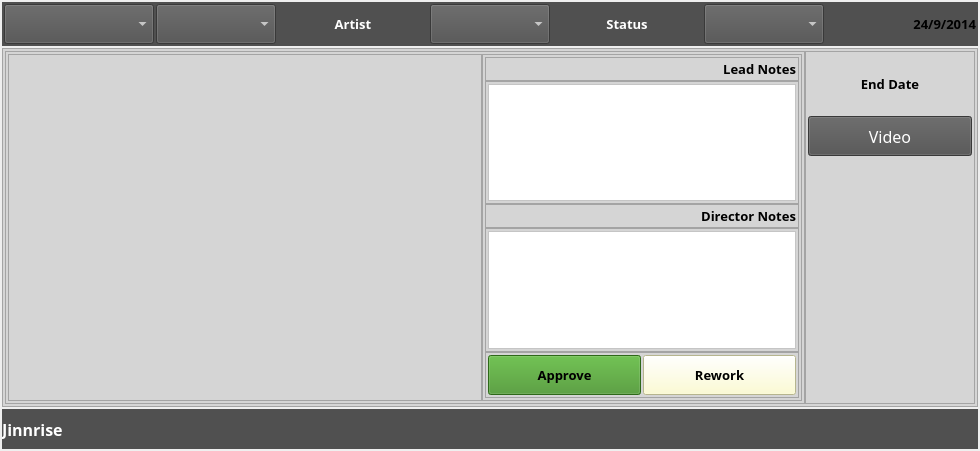
Before: the Qt Designer form Kute/apr_Wiz/apr_wiz.ui in abble/schtool, drawn with Qt 5.
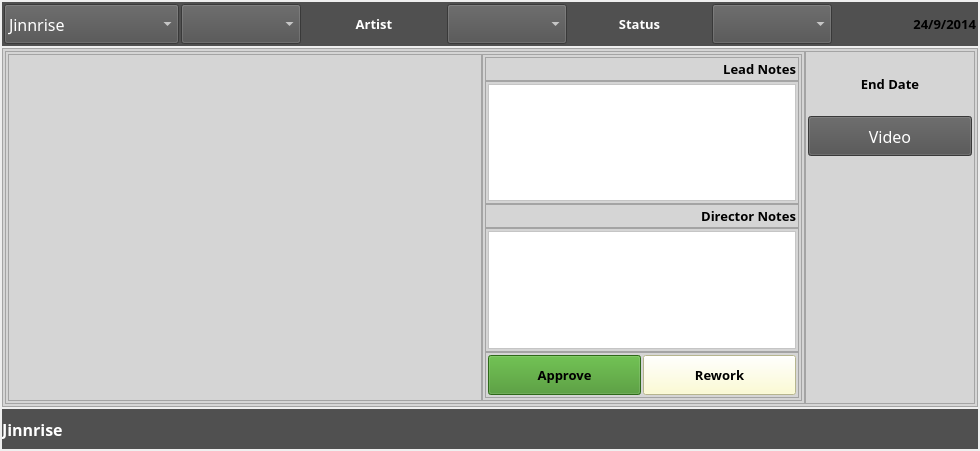
After: the same form once the commit is applied. Icons and pictures are not drawn.

```diff
--- a/Kute/apr_Wiz/apr_wiz.ui
+++ b/Kute/apr_Wiz/apr_wiz.ui
@@ -93,6 +93,16 @@
         <property name="styleSheet">
          <string notr="true">color: rgb(255, 255, 255);</string>
         </property>
+        <item>
+         <property name="text">
+          <string>Jinnrise</string>
+         </property>
+        </item>
+        <item>
+         <property name="text">
+          <string>MaskMasters_SE02</string>
+         </property>
+        </item>
        </widget>
       </item>
       <item>
```
